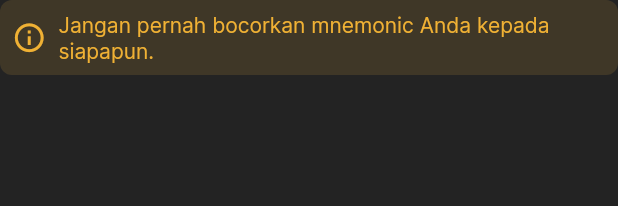
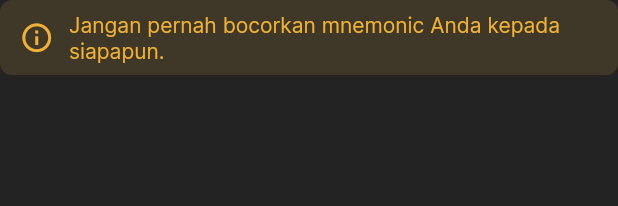
Before and after one commit to arifai/morph_wallet, a Flutter app: the WarningWidget widget shown alone on an empty page, opened directly, on a phone screen of 412 x 824 dp. Shown: the top 206 px of the screen. Run offline on Flutter 3.47's test engine with Material 2 defaults, Android fonts, the phone set to English and light mode, and no system bars; our stand-ins replace bloc, cached_network_image, flutter_bloc, get_it, qr_flutter, sqflite; missing offline and left inert: bip39; accounts and stored records are empty; network calls fail.

Commit message:
Enhance WarningWidget

```diff
--- a/lib/widgets/commons/warning_widget.dart
+++ b/lib/widgets/commons/warning_widget.dart
@@ -15,20 +15,23 @@ class WarningWidget extends StatelessWidget {
       child: Padding(
         padding: const EdgeInsets.all(8.0),
         child: Row(
-          mainAxisAlignment: MainAxisAlignment.spaceAround,
+          // mainAxisAlignment: MainAxisAlignment.spaceEvenly,
           children: [
             const Padding(
-              padding: EdgeInsets.only(right: 8.0),
+              padding: EdgeInsets.only(right: 10.0, left: 5.0),
               child: Icon(
                 Icons.info_outline,
                 color: MorphColor.yellowColor,
               ),
             ),
             Flexible(
-              child: Text(
-                text,
-                style: const TextStyle(
-                  color: MorphColor.yellowColor,
+              child: Padding(
+                padding: const EdgeInsets.only(right: 5.0),
+                child: Text(
+                  text,
+                  style: const TextStyle(
+                    color: MorphColor.yellowColor,
+                  ),
                 ),
               ),
             ),
```
